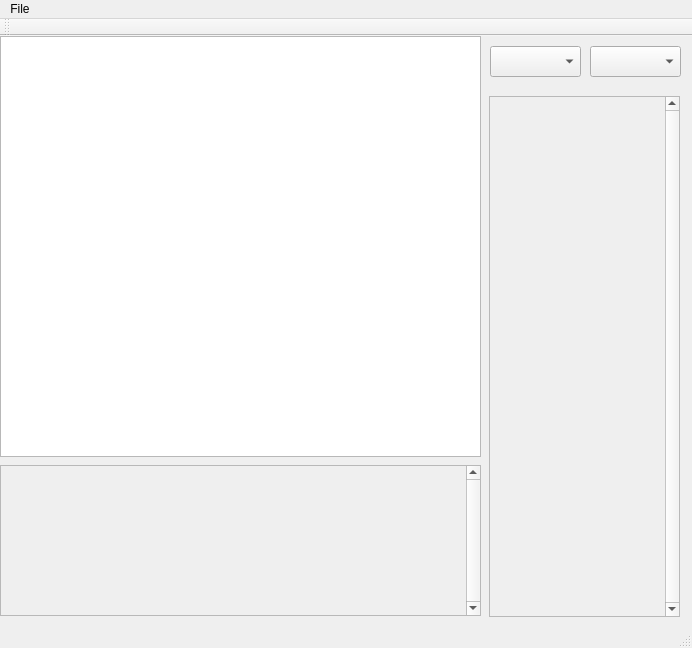
Above: Sketch/Sketch/sketch.ui from liygcheng/Sketch2Image before the change. Below: the same form after it.
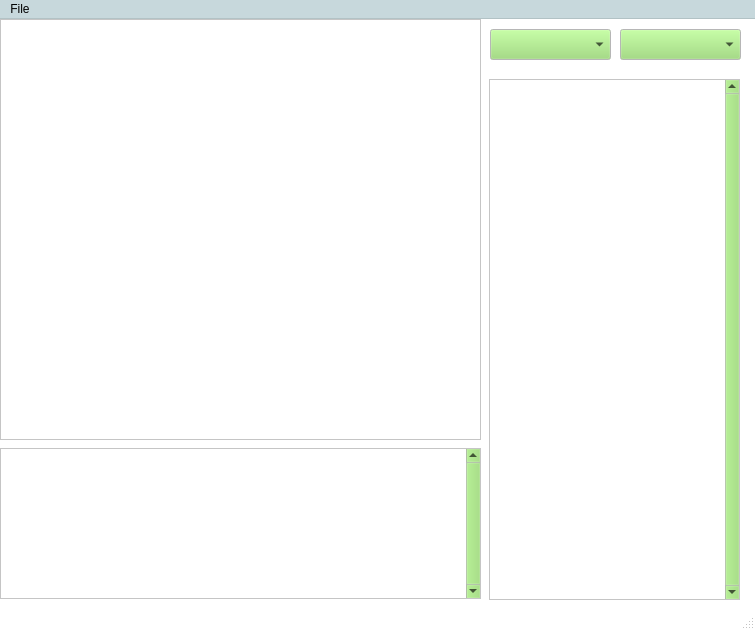
That is the form after the change.

```diff
--- a/Sketch/Sketch/sketch.ui
+++ b/Sketch/Sketch/sketch.ui
@@ -6,14 +6,466 @@
    <rect>
     <x>0</x>
     <y>0</y>
-    <width>692</width>
-    <height>648</height>
+    <width>755</width>
+    <height>630</height>
    </rect>
   </property>
+  <property name="palette">
+   <palette>
+    <active>
+     <colorrole role="WindowText">
+      <brush brushstyle="SolidPattern">
+       <color alpha="255">
+        <red>0</red>
+        <green>0</green>
+        <blue>0</blue>
+       </color>
+      </brush>
+     </colorrole>
+     <colorrole role="Button">
+      <brush brushstyle="SolidPattern">
+       <color alpha="255">
+        <red>148</red>
+        <green>220</green>
+        <blue>109</blue>
+       </color>
+      </brush>
+     </colorrole>
+     <colorrole role="Light">
+      <brush brushstyle="SolidPattern">
+       <color alpha="255">
+        <red>221</red>
+        <green>255</green>
+        <blue>202</blue>
+       </color>
+      </brush>
+     </colorrole>
+     <colorrole role="Midlight">
+      <brush brushstyle="SolidPattern">
+       <color alpha="255">
+        <red>184</red>
+        <green>237</green>
+        <blue>155</blue>
+       </color>
+      </brush>
+     </colorrole>
+     <colorrole role="Dark">
+      <brush brushstyle="SolidPattern">
+       <color alpha="255">
+        <red>74</red>
+        <green>110</green>
+        <blue>54</blue>
+       </color>
+      </brush>
+     </colorrole>
+     <colorrole role="Mid">
+      <brush brushstyle="SolidPattern">
+       <color alpha="255">
+        <red>99</red>
+        <green>147</green>
+        <blue>72</blue>
+       </color>
+      </brush>
+     </colorrole>
+     <colorrole role="Text">
+      <brush brushstyle="SolidPattern">
+       <color alpha="255">
+        <red>0</red>
+        <green>0</green>
+        <blue>0</blue>
+       </color>
+      </brush>
+     </colorrole>
+     <colorrole role="BrightText">
+      <brush brushstyle="SolidPattern">
+       <color alpha="255">
+        <red>255</red>
+        <green>255</green>
+        <blue>255</blue>
+       </color>
+      </brush>
+     </colorrole>
+     <colorrole role="ButtonText">
+      <brush brushstyle="SolidPattern">
+       <color alpha="255">
+        <red>0</red>
+        <green>0</green>
+        <blue>0</blue>
+       </color>
+      </brush>
+     </colorrole>
+     <colorrole role="Base">
+      <brush brushstyle="SolidPattern">
+       <color alpha="255">
+        <red>255</red>
+        <green>255</green>
+        <blue>255</blue>
+       </color>
+      </brush>
+     </colorrole>
+     <colorrole role="Window">
+      <brush brushstyle="SolidPattern">
+       <color alpha="255">
+        <red>255</red>
+        <green>255</green>
+        <blue>255</blue>
+       </color>
+      </brush>
+     </colorrole>
+     <colorrole role="Shadow">
+      <brush brushstyle="SolidPattern">
+       <color alpha="255">
+        <red>0</red>
+        <green>0</green>
+        <blue>0</blue>
+       </color>
+      </brush>
+     </colorrole>
+     <colorrole role="AlternateBase">
+      <brush brushstyle="SolidPattern">
+       <color alpha="255">
+        <red>201</red>
+        <green>237</green>
+        <blue>182</blue>
+       </color>
+      </brush>
+     </colorrole>
+     <colorrole role="ToolTipBase">
+      <brush brushstyle="SolidPattern">
+       <color alpha="255">
+        <red>255</red>
+        <green>255</green>
+        <blue>220</blue>
+       </color>
+      </brush>
+     </colorrole>
+     <colorrole role="ToolTipText">
+      <brush brushstyle="SolidPattern">
+       <color alpha="255">
+        <red>0</red>
+        <green>0</green>
+        <blue>0</blue>
+       </color>
+      </brush>
+     </colorrole>
+    </active>
+    <inactive>
+     <colorrole role="WindowText">
+      <brush brushstyle="SolidPattern">
+       <color alpha="255">
+        <red>0</red>
+        <green>0</green>
+        <blue>0</blue>
+       </color>
+      </brush>
+     </colorrole>
+     <colorrole role="Button">
+      <brush brushstyle="SolidPattern">
+       <color alpha="255">
+        <red>148</red>
+        <green>220</green>
+        <blue>109</blue>
+       </color>
+      </brush>
+     </colorrole>
+     <colorrole role="Light">
+      <brush brushstyle="SolidPattern">
+       <color alpha="255">
+        <red>221</red>
+        <green>255</green>
+        <blue>202</blue>
+       </color>
+      </brush>
+     </colorrole>
+     <colorrole role="Midlight">
+      <brush brushstyle="SolidPattern">
+       <color alpha="255">
+        <red>184</red>
+        <green>237</green>
+        <blue>155</blue>
+       </color>
+      </brush>
+     </colorrole>
+     <colorrole role="Dark">
+      <brush brushstyle="SolidPattern">
+       <color alpha="255">
+        <red>74</red>
+        <green>110</green>
+        <blue>54</blue>
+       </color>
+      </brush>
+     </colorrole>
+     <colorrole role="Mid">
+      <brush brushstyle="SolidPattern">
+       <color alpha="255">
+        <red>99</red>
+        <green>147</green>
+        <blue>72</blue>
+       </color>
+      </brush>
+     </colorrole>
+     <colorrole role="Text">
+      <brush brushstyle="SolidPattern">
+       <color alpha="255">
+        <red>0</red>
+        <green>0</green>
+        <blue>0</blue>
+       </color>
+      </brush>
+     </colorrole>
+     <colorrole role="BrightText">
+      <brush brushstyle="SolidPattern">
+       <color alpha="255">
+        <red>255</red>
+        <green>255</green>
+        <blue>255</blue>
+       </color>
+      </brush>
+     </colorrole>
+     <colorrole role="ButtonText">
+      <brush brushstyle="SolidPattern">
+       <color alpha="255">
+        <red>0</red>
+        <green>0</green>
+        <blue>0</blue>
+       </color>
+      </brush>
+     </colorrole>
+     <colorrole role="Base">
+      <brush brushstyle="SolidPattern">
+       <color alpha="255">
+        <red>255</red>
+        <green>255</green>
+        <blue>255</blue>
+       </color>
+      </brush>
+     </colorrole>
+     <colorrole role="Window">
+      <brush brushstyle="SolidPattern">
+       <color alpha="255">
+        <red>255</red>
+        <green>255</green>
+        <blue>255</blue>
+       </color>
+      </brush>
+     </colorrole>
+     <colorrole role="Shadow">
+      <brush brushstyle="SolidPattern">
+       <color alpha="255">
+        <red>0</red>
+        <green>0</green>
+        <blue>0</blue>
+       </color>
+      </brush>
+     </colorrole>
+     <colorrole role="AlternateBase">
+      <brush brushstyle="SolidPattern">
+       <color alpha="255">
+        <red>201</red>
+        <green>237</green>
+        <blue>182</blue>
+       </color>
+      </brush>
+     </colorrole>
+     <colorrole role="ToolTipBase">
+      <brush brushstyle="SolidPattern">
+       <color alpha="255">
+        <red>255</red>
+        <green>255</green>
+        <blue>220</blue>
+       </color>
+      </brush>
+     </colorrole>
+     <colorrole role="ToolTipText">
+      <brush brushstyle="SolidPattern">
+       <color alpha="255">
+        <red>0</red>
+        <green>0</green>
+        <blue>0</blue>
+       </color>
+      </brush>
+     </colorrole>
+    </inactive>
+    <disabled>
+     <colorrole role="WindowText">
+      <brush brushstyle="SolidPattern">
+       <color alpha="255">
+        <red>74</red>
+        <green>110</green>
+        <blue>54</blue>
+       </color>
+      </brush>
+     </colorrole>
+     <colorrole role="Button">
+      <brush brushstyle="SolidPattern">
+       <color alpha="255">
+        <red>148</red>
+        <green>220</green>
+        <blue>109</blue>
+       </color>
+      </brush>
+     </colorrole>
+     <colorrole role="Light">
+      <brush brushstyle="SolidPattern">
+       <color alpha="255">
+        <red>221</red>
+        <green>255</green>
+        <blue>202</blue>
+       </color>
+      </brush>
+     </colorrole>
+     <colorrole role="Midlight">
+      <brush brushstyle="SolidPattern">
+       <color alpha="255">
+        <red>184</red>
+        <green>237</green>
+        <blue>155</blue>
+       </color>
+      </brush>
+     </colorrole>
+     <colorrole role="Dark">
+      <brush brushstyle="SolidPattern">
+       <color alpha="255">
+        <red>74</red>
+        <green>110</green>
+        <blue>54</blue>
+       </color>
+      </brush>
+     </colorrole>
+     <colorrole role="Mid">
+      <brush brushstyle="SolidPattern">
+       <color alpha="255">
+        <red>99</red>
+        <green>147</green>
+        <blue>72</blue>
+       </color>
+      </brush>
+     </colorrole>
+     <colorrole role="Text">
+      <brush brushstyle="SolidPattern">
+       <color alpha="255">
+        <red>74</red>
+        <green>110</green>
+        <blue>54</blue>
+       </color>
+      </brush>
+     </colorrole>
+     <colorrole role="BrightText">
+      <brush brushstyle="SolidPattern">
+       <color alpha="255">
+        <red>255</red>
+        <green>255</green>
+        <blue>255</blue>
+       </color>
+      </brush>
+     </colorrole>
+     <colorrole role="ButtonText">
+      <brush brushstyle="SolidPattern">
+       <color alpha="255">
+        <red>74</red>
+        <green>110</green>
+        <blue>54</blue>
+       </color>
+      </brush>
+     </colorrole>
+     <colorrole role="Base">
+      <brush brushstyle="SolidPattern">
+       <color alpha="255">
+        <red>255</red>
+        <green>255</green>
+        <blue>255</blue>
+       </color>
+      </brush>
+     </colorrole>
+     <colorrole role="Window">
+      <brush brushstyle="SolidPattern">
+       <color alpha="255">
+        <red>255</red>
+        <green>255</green>
+        <blue>255</blue>
+       </color>
+      </brush>
+     </colorrole>
+     <colorrole role="Shadow">
+      <brush brushstyle="SolidPattern">
+       <color alpha="255">
+        <red>0</red>
+        <green>0</green>
+        <blue>0</blue>
+       </color>
+      </brush>
+     </colorrole>
+     <colorrole role="AlternateBase">
+      <brush brushstyle="SolidPattern">
+       <color alpha="255">
+        <red>148</red>
+        <green>220</green>
+        <blue>109</blue>
+       </color>
+      </brush>
+     </colorrole>
+     <colorrole role="ToolTipBase">
+      <brush brushstyle="SolidPattern">
+       <color alpha="255">
+        <red>255</red>
+        <green>255</green>
+        <blue>220</blue>
+       </color>
+      </brush>
+     </colorrole>
+     <colorrole role="ToolTipText">
+      <brush brushstyle="SolidPattern">
+       <color alpha="255">
+        <red>0</red>
+        <green>0</green>
+        <blue>0</blue>
+       </color>
+      </brush>
+     </colorrole>
+    </disabled>
+   </palette>
+  </property>
   <property name="windowTitle">
    <string>Sketch</string>
   </property>
   <widget class="QWidget" name="centralWidget">
+   <property name="palette">
+    <palette>
+     <active>
+      <colorrole role="Base">
+       <brush brushstyle="SolidPattern">
+        <color alpha="255">
+         <red>219</red>
+         <green>255</green>
+         <blue>251</blue>
+        </color>
+       </brush>
+      </colorrole>
+     </active>
+     <inactive>
+      <colorrole role="Base">
+       <brush brushstyle="SolidPattern">
+        <color alpha="255">
+         <red>219</red>
+         <green>255</green>
+         <blue>251</blue>
+        </color>
+       </brush>
+      </colorrole>
+     </inactive>
+     <disabled>
+      <colorrole role="Base">
+       <brush brushstyle="SolidPattern">
+        <color alpha="255">
+         <red>213</red>
+         <green>220</green>
+         <blue>190</blue>
+        </color>
+       </brush>
+      </colorrole>
+     </disabled>
+    </palette>
+   </property>
    <widget class="QGraphicsView" name="m_SketchPlane">
     <property name="geometry">
      <rect>
@@ -23,13 +475,80 @@
       <height>421</height>
      </rect>
     </property>
+    <property name="palette">
+     <palette>
+      <active>
+       <colorrole role="Base">
+        <brush brushstyle="SolidPattern">
+         <color alpha="255">
+          <red>255</red>
+          <green>255</green>
+          <blue>255</blue>
+         </color>
+        </brush>
+       </colorrole>
+       <colorrole role="Window">
+        <brush brushstyle="SolidPattern">
+         <color alpha="255">
+          <red>255</red>
+          <green>255</green>
+          <blue>255</blue>
+         </color>
+        </brush>
+       </colorrole>
+      </active>
+      <inactive>
+       <colorrole role="Base">
+        <brush brushstyle="SolidPattern">
+         <color alpha="255">
+          <red>255</red>
+          <green>255</green>
+          <blue>255</blue>
+         </color>
+        </brush>
+       </colorrole>
+       <colorrole role="Window">
+        <brush brushstyle="SolidPattern">
+         <color alpha="255">
+          <red>255</red>
+          <green>255</green>
+          <blue>255</blue>
+         </color>
+        </brush>
+       </colorrole>
+      </inactive>
+      <disabled>
+       <colorrole role="Base">
+        <brush brushstyle="SolidPattern">
+         <color alpha="255">
+          <red>255</red>
+          <green>255</green>
+          <blue>255</blue>
+         </color>
+        </brush>
+       </colorrole>
+       <colorrole role="Window">
+        <brush brushstyle="SolidPattern">
+         <color alpha="255">
+          <red>255</red>
+          <green>255</green>
+          <blue>255</blue>
+         </color>
+        </brush>
+       </colorrole>
+      </disabled>
+     </palette>
+    </property>
+    <property name="styleSheet">
+     <string notr="true"/>
+    </property>
    </widget>
    <widget class="QComboBox" name="m_Tag">
     <property name="geometry">
      <rect>
-      <x>590</x>
+      <x>620</x>
       <y>10</y>
-      <width>91</width>
+      <width>121</width>
       <height>31</height>
      </rect>
     </property>
@@ -45,7 +564,7 @@
      <rect>
       <x>490</x>
       <y>10</y>
-      <width>91</width>
+      <width>121</width>
       <height>31</height>
      </rect>
     </property>
@@ -67,10 +586,74 @@
      <rect>
       <x>489</x>
       <y>60</y>
-      <width>191</width>
+      <width>251</width>
       <height>521</height>
      </rect>
     </property>
+    <property name="palette">
+     <palette>
+      <active>
+       <colorrole role="Base">
+        <brush brushstyle="SolidPattern">
+         <color alpha="255">
+          <red>255</red>
+          <green>255</green>
+          <blue>255</blue>
+         </color>
+        </brush>
+       </colorrole>
+       <colorrole role="Window">
+        <brush brushstyle="SolidPattern">
+         <color alpha="255">
+          <red>255</red>
+          <green>255</green>
+          <blue>255</blue>
+         </color>
+        </brush>
+       </colorrole>
+      </active>
+      <inactive>
+       <colorrole role="Base">
+        <brush brushstyle="SolidPattern">
+         <color alpha="255">
+          <red>255</red>
+          <green>255</green>
+          <blue>255</blue>
+         </color>
+        </brush>
+       </colorrole>
+       <colorrole role="Window">
+        <brush brushstyle="SolidPattern">
+         <color alpha="255">
+          <red>255</red>
+          <green>255</green>
+          <blue>255</blue>
+         </color>
+        </brush>
+       </colorrole>
+      </inactive>
+      <disabled>
+       <colorrole role="Base">
+        <brush brushstyle="SolidPattern">
+         <color alpha="255">
+          <red>255</red>
+          <green>255</green>
+          <blue>255</blue>
+         </color>
+        </brush>
+       </colorrole>
+       <colorrole role="Window">
+        <brush brushstyle="SolidPattern">
+         <color alpha="255">
+          <red>255</red>
+          <green>255</green>
+          <blue>255</blue>
+         </color>
+        </brush>
+       </colorrole>
+      </disabled>
+     </palette>
+    </property>
     <property name="verticalScrollBarPolicy">
      <enum>Qt::ScrollBarAlwaysOn</enum>
     </property>
@@ -85,7 +668,7 @@
       <rect>
        <x>0</x>
        <y>0</y>
-       <width>172</width>
+       <width>232</width>
        <height>519</height>
       </rect>
      </property>
@@ -100,6 +683,70 @@
       <height>151</height>
      </rect>
     </property>
+    <property name="palette">
+     <palette>
+      <active>
+       <colorrole role="Base">
+        <brush brushstyle="SolidPattern">
+         <color alpha="255">
+          <red>255</red>
+          <green>255</green>
+          <blue>255</blue>
+         </color>
+        </brush>
+       </colorrole>
+       <colorrole role="Window">
+        <brush brushstyle="SolidPattern">
+         <color alpha="255">
+          <red>255</red>
+          <green>255</green>
+          <blue>255</blue>
+         </color>
+        </brush>
+       </colorrole>
+      </active>
+      <inactive>
+       <colorrole role="Base">
+        <brush brushstyle="SolidPattern">
+         <color alpha="255">
+          <red>255</red>
+          <green>255</green>
+          <blue>255</blue>
+         </color>
+        </brush>
+       </colorrole>
+       <colorrole role="Window">
+        <brush brushstyle="SolidPattern">
+         <color alpha="255">
+          <red>255</red>
+          <green>255</green>
+          <blue>255</blue>
+         </color>
+        </brush>
+       </colorrole>
+      </inactive>
+      <disabled>
+       <colorrole role="Base">
+        <brush brushstyle="SolidPattern">
+         <color alpha="255">
+          <red>255</red>
+          <green>255</green>
+          <blue>255</blue>
+         </color>
+        </brush>
+       </colorrole>
+       <colorrole role="Window">
+        <brush brushstyle="SolidPattern">
+         <color alpha="255">
+          <red>255</red>
+          <green>255</green>
+          <blue>255</blue>
+         </color>
+        </brush>
+       </colorrole>
+      </disabled>
+     </palette>
+    </property>
     <property name="verticalScrollBarPolicy">
      <enum>Qt::ScrollBarAlwaysOn</enum>
     </property>
@@ -126,10 +773,74 @@
     <rect>
      <x>0</x>
      <y>0</y>
-     <width>692</width>
+     <width>755</width>
      <height>21</height>
     </rect>
    </property>
+   <property name="palette">
+    <palette>
+     <active>
+      <colorrole role="Base">
+       <brush brushstyle="SolidPattern">
+        <color alpha="255">
+         <red>252</red>
+         <green>255</green>
+         <blue>229</blue>
+        </color>
+       </brush>
+      </colorrole>
+      <colorrole role="Window">
+       <brush brushstyle="SolidPattern">
+        <color alpha="255">
+         <red>199</red>
+         <green>216</green>
+         <blue>220</blue>
+        </color>
+       </brush>
+      </colorrole>
+     </active>
+     <inactive>
+      <colorrole role="Base">
+       <brush brushstyle="SolidPattern">
+        <color alpha="255">
+         <red>252</red>
+         <green>255</green>
+         <blue>229</blue>
+        </color>
+       </brush>
+      </colorrole>
+      <colorrole role="Window">
+       <brush brushstyle="SolidPattern">
+        <color alpha="255">
+         <red>199</red>
+         <green>216</green>
+         <blue>220</blue>
+        </color>
+       </brush>
+      </colorrole>
+     </inactive>
+     <disabled>
+      <colorrole role="Base">
+       <brush brushstyle="SolidPattern">
+        <color alpha="255">
+         <red>199</red>
+         <green>216</green>
+         <blue>220</blue>
+        </color>
+       </brush>
+      </colorrole>
+      <colorrole role="Window">
+       <brush brushstyle="SolidPattern">
+        <color alpha="255">
+         <red>199</red>
+         <green>216</green>
+         <blue>220</blue>
+        </color>
+       </brush>
+      </colorrole>
+     </disabled>
+    </palette>
+   </property>
    <widget class="QMenu" name="menuFile">
     <property name="title">
      <string>File</string>
@@ -147,14 +858,6 @@
    </widget>
    <addaction name="menuFile"/>
   </widget>
-  <widget class="QToolBar" name="mainToolBar">
-   <attribute name="toolBarArea">
-    <enum>TopToolBarArea</enum>
-   </attribute>
-   <attribute name="toolBarBreak">
-    <bool>false</bool>
-   </attribute>
-  </widget>
   <widget class="QStatusBar" name="statusBar">
    <property name="font">
     <font>
```
